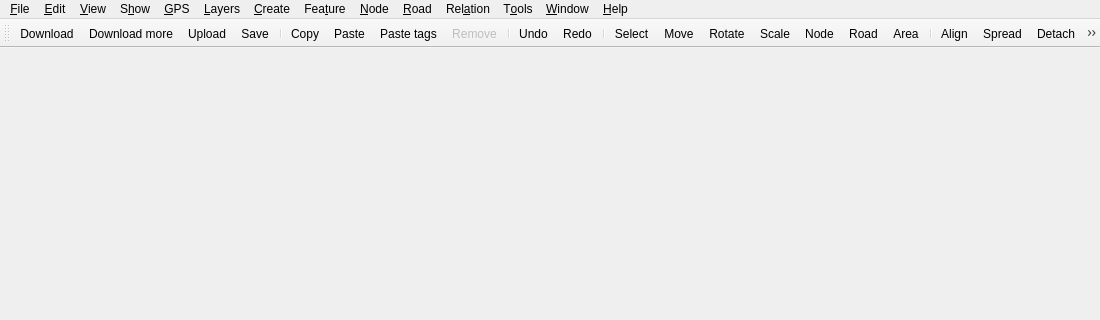
This is src/MainWindow.ui in openstreetmap/merkaartor as Qt 5 draws it before an edit; both pictures show x 0 to 1100 and y 0 to 320 of the 1100 by 549 pixel window. The edited form follows.
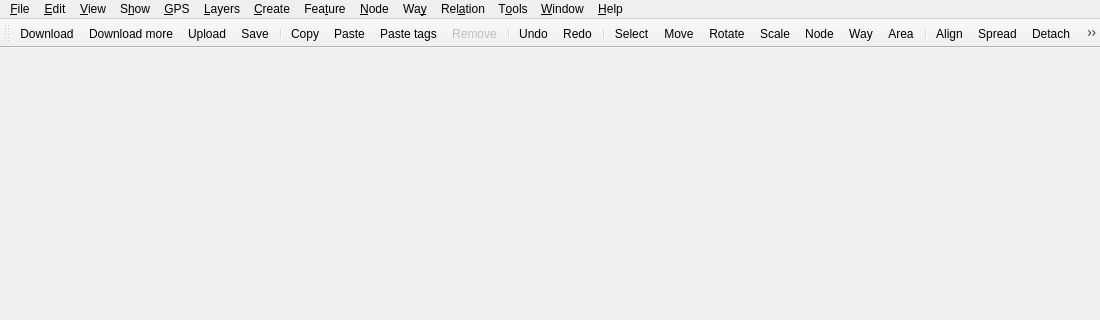
This is the edited form. Icons and pictures are not drawn.

Commit message:
Replace "Road" with "Way" in the user interface, to be consistent with OSM
"Way" is the OpenStreetMap term used for any linear feature, so this
makes the terminology in Merkaartor consistent with OSM.  Also included
are some case and punctuation fixes observed while making that change.

Fixes #160.

The edit to the form file:
```diff
--- a/src/MainWindow.ui
+++ b/src/MainWindow.ui
@@ -48,7 +48,7 @@
    </widget>
    <widget class="QMenu" name="menuRoad">
     <property name="title">
-     <string>&amp;Road</string>
+     <string>Wa&amp;y</string>
     </property>
     <addaction name="roadSplitAction"/>
     <addaction name="roadBreakAction"/>
@@ -328,6 +328,7 @@
    <addaction name="menuRelation"/>
    <addaction name="menuTools"/>
    <addaction name="menuWindow"/>
+   <addaction name="separator"/>
    <addaction name="menuHelp"/>
   </widget>
   <widget class="QStatusBar" name="StatusBar"/>
@@ -645,7 +646,7 @@
      <normaloff>:/Icons/actions/create_road.png</normaloff>:/Icons/actions/create_road.png</iconset>
    </property>
    <property name="text">
-    <string>&amp;Road</string>
+    <string>&amp;Way</string>
    </property>
    <property name="toolTip">
     <string>Create new road</string>
```
Left out of the diff: 52 changed lines with no effect on the pictures. The commit also changes 19 other files.
